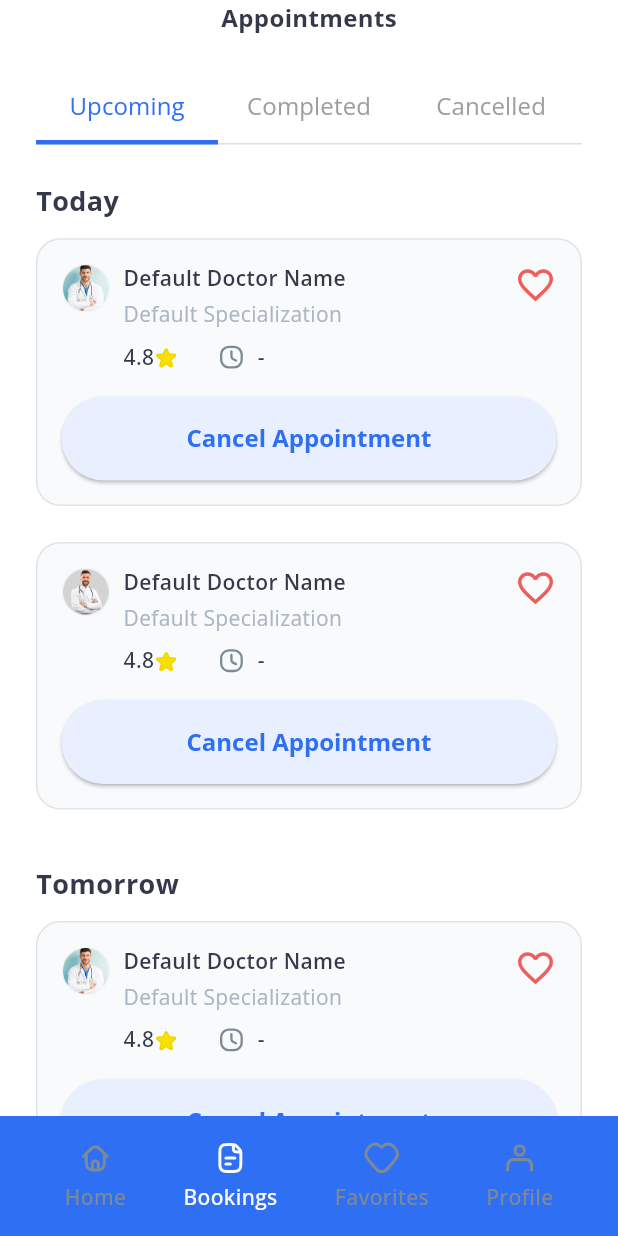
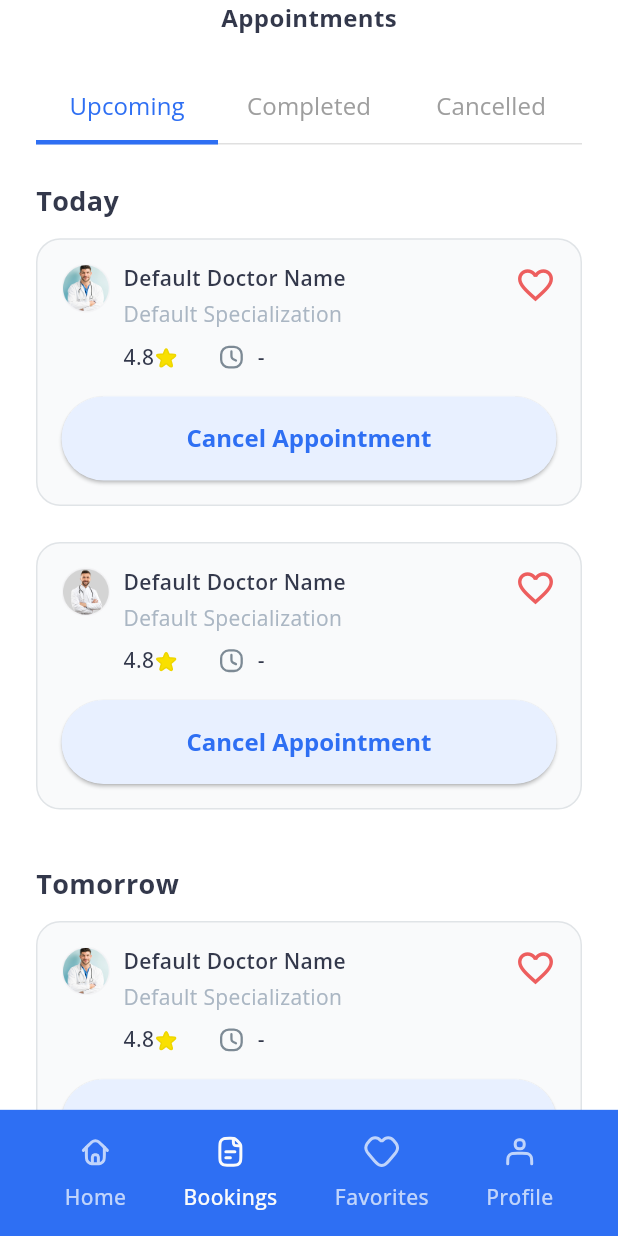
Before and after one commit to zyaddmostafa/MediLink, a Flutter app: the screen it shows after launch, item 2 of the bottom bar chosen, on a phone screen of 412 x 824 dp. Run offline on Flutter 3.47's test engine with Material 3 defaults, Android fonts, the light colour scheme and no system bars; our stand-ins replace bloc, dio, firebase_core, flutter_bloc, flutter_screenutil, flutter_secure_storage and 8 more; accounts and stored records are empty; generated files the repository leaves out were written again; network calls fail.

Commit message:
feat: Add shadowTextColor to AppColor and update NavItem to use it for improved UI consistency

```diff
--- a/lib/core/theme/app_color.dart
+++ b/lib/core/theme/app_color.dart
@@ -17,4 +17,5 @@ class AppColor {
   static const Color doctorCardButtonDarkMode = Color(0xFF545C6B);
   static const Color divider = Color(0xFFF1F2F6);
   static const Color datePickerBorder = Color(0xFFF9FAFB);
+  static const Color shadowTextColor = Color(0xFFC0D4FB);
 }
--- a/lib/feature/navigation/widgets/nav_item.dart
+++ b/lib/feature/navigation/widgets/nav_item.dart
@@ -1,6 +1,7 @@
 import 'package:flutter/material.dart';
 import 'package:flutter_svg/svg.dart';
 
+import '../../../core/helpers/spacing.dart';
 import '../../../core/theme/app_color.dart';
 import '../../../core/theme/app_text_styles.dart';
 
@@ -43,16 +44,16 @@ class NavItem extends StatelessWidget {
               width: 24,
               height: 24,
               colorFilter: ColorFilter.mode(
-                isSelected ? AppColor.white : AppColor.grey,
+                isSelected ? AppColor.white : AppColor.shadowTextColor,
                 BlendMode.srcIn,
               ),
             ),
-            const SizedBox(height: 4),
+            verticalSpacing(8),
             // Label
             Text(
               label,
               style: AppTextStyles.font14Medium.copyWith(
-                color: isSelected ? AppColor.white : AppColor.grey,
+                color: isSelected ? AppColor.white : AppColor.shadowTextColor,
               ),
             ),
           ],
```
Also changed, not shown: lib/feature/home/presentation/widgets/doctor_info/book_appoinment_bottom_sheet.dart (added).
